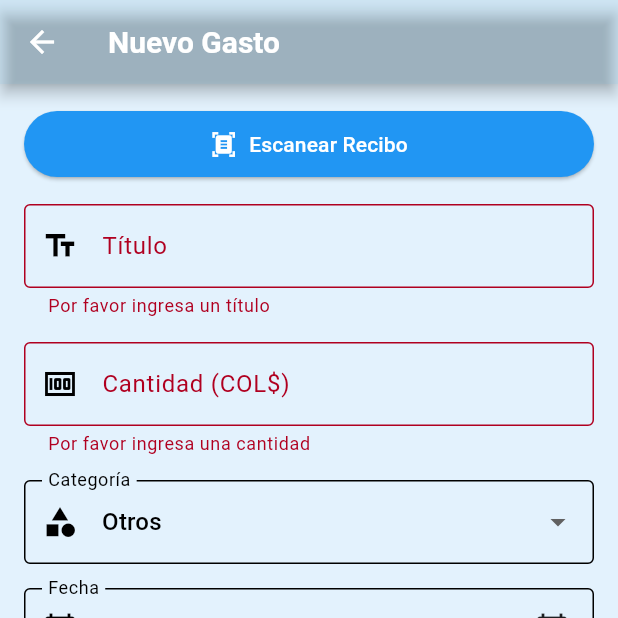
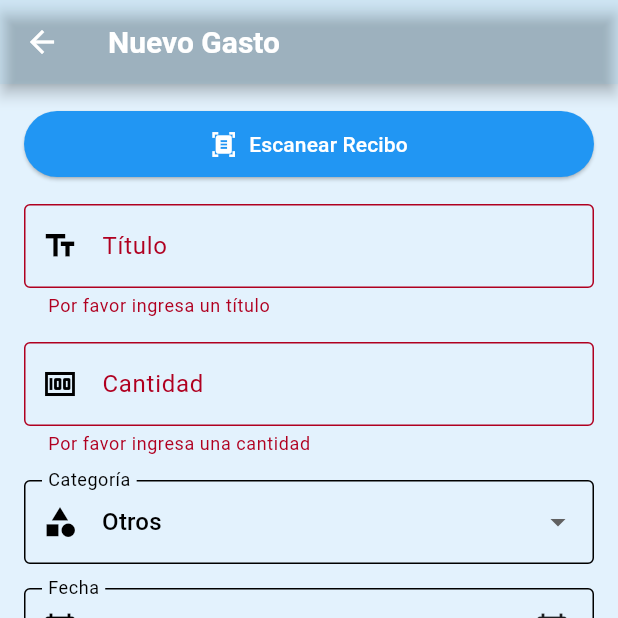
Before and after one commit to JulianOrdonez/finscan_1, a Flutter app: the ExpenseFormScreen screen opened directly, after a tap on "GUARDAR", on a phone screen of 412 x 824 dp, the top half of it. Run offline on Flutter 3.47's test engine with Material 3 defaults, Android fonts, the phone set to English and light mode, and no system bars; our stand-ins replace decimal, fl_chart, image_picker, shared_preferences, sqflite; missing offline and left inert: google_mlkit_text_recognition; accounts and stored records are empty.

Commit message:
Tus cambios

```diff
--- a/lib/screens/expense_form_screen.dart
+++ b/lib/screens/expense_form_screen.dart
@@ -6,6 +6,7 @@ import '../services/database_helper.dart';
 import 'package:provider/provider.dart';
 import '../currency_provider.dart';
 import '../services/auth_service.dart';
+import 'package:decimal/decimal.dart';
 import '../services/scan_service.dart';
 
 class ExpenseFormScreen extends StatefulWidget {
@@ -107,13 +108,16 @@ class _ExpenseFormScreenState extends State<ExpenseFormScreen> {
       });
 
       try {
+        final currencyProvider = Provider.of<CurrencyProvider>(context, listen: false);
+        final currentCurrency = currencyProvider.getCurrency();
+        Decimal amount = Decimal.parse(_amountController.text);
         final userId = await AuthService.getCurrentUserId();
         final expense = Expense(
           id: widget.expense?.id ?? -1,
           userId: userId!,
           title: _titleController.text,
           description: "",
-          amount: double.parse(_amountController.text),
+          amount: amount.toDouble(),
           category: _selectedCategory,
           date: DateFormat('yyyy-MM-dd').format(_selectedDate),
           receiptPath: _receiptPath ?? "",
@@ -215,10 +219,12 @@ class _ExpenseFormScreenState extends State<ExpenseFormScreen> {
       builder: (context, currencyProvider, child) {
         return TextFormField(
           controller: _amountController,
-          decoration: InputDecoration(
-            labelText: 'Cantidad (${currencyProvider.getCurrencySymbol()})',
+          decoration: const InputDecoration(
+            labelText: 'Cantidad',
             border: const OutlineInputBorder(),
             prefixIcon: const Icon(Icons.money),
+            suffixIcon: Padding(
+              padding: EdgeInsets.only(right: 8.0),),
           ),
           keyboardType: const TextInputType.numberWithOptions(decimal: true),
           validator: (value) {
--- a/lib/screens/expense_list_screen.dart
+++ b/lib/screens/expense_list_screen.dart
@@ -116,8 +116,9 @@ class _ExpenseListScreenState extends State<ExpenseListScreen> {
                         ),
                         const SizedBox(height: 16),
                         Text(
-                          'Total Gastado: ${currencyProvider.getCurrencySymbol()}${currencyProvider.convertAmountToSelectedCurrency(_calculateTotal(sortedExpenses)).toStringAsFixed(2)}',
-                           style: TextStyle(fontSize: 16)),
+                          'Total Gastado: ${currencyProvider.getCurrencySymbol()}${currencyProvider.formatAmount(currencyProvider.convertAmountToSelectedCurrency(_calculateTotal(sortedExpenses)))}',
+                           style: TextStyle(fontSize: 16)
+                        ),
                       ],
                     ),
                   ),
@@ -154,12 +155,14 @@ class _ExpenseListScreenState extends State<ExpenseListScreen> {
                                   '${expense.description} - ${DateFormat('dd/MM/yyyy').format(DateTime.parse(expense.date))}',
                                   style: const TextStyle(fontSize: 14)),
                             ),
+
                             trailing: Row(
                               mainAxisSize: MainAxisSize.min,
                               children: [
                                 Text(currencyProvider.formatAmount(currencyProvider.convertAmountToSelectedCurrency(expense.amount)),
                                     style: const TextStyle(
                                         fontWeight: FontWeight.bold,
+
                                         fontSize: 16)),
                                 IconButton(
                                   icon: const Icon(Icons.delete,
```
